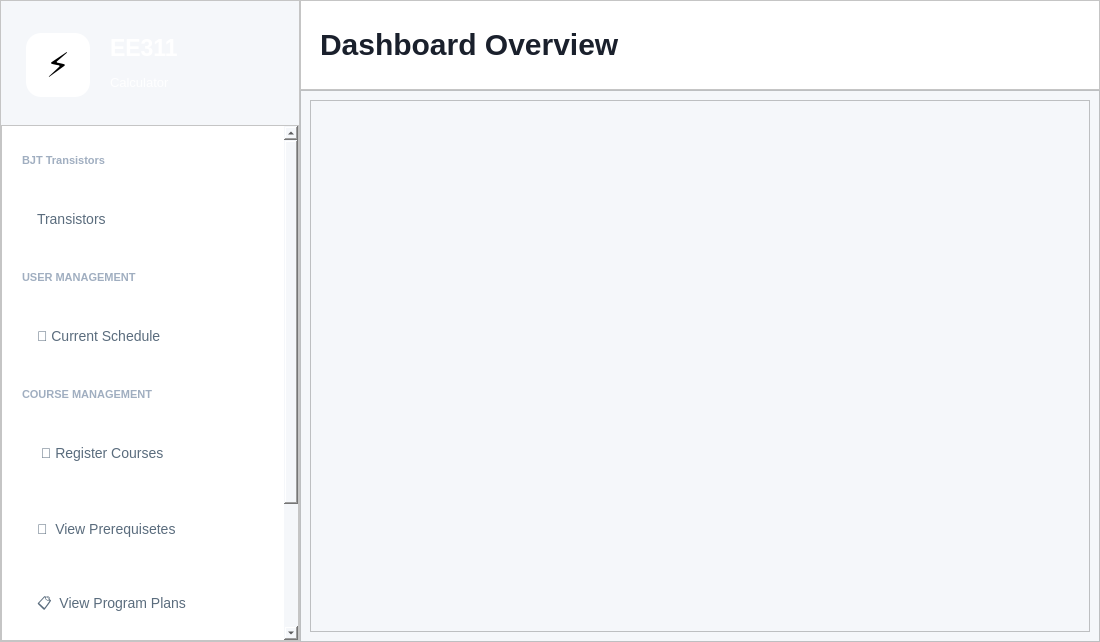
Before: the Qt Designer form ui/main_dashboard.ui in Yasser-Daffa/ee311-transistor-calc, drawn with Qt 5.
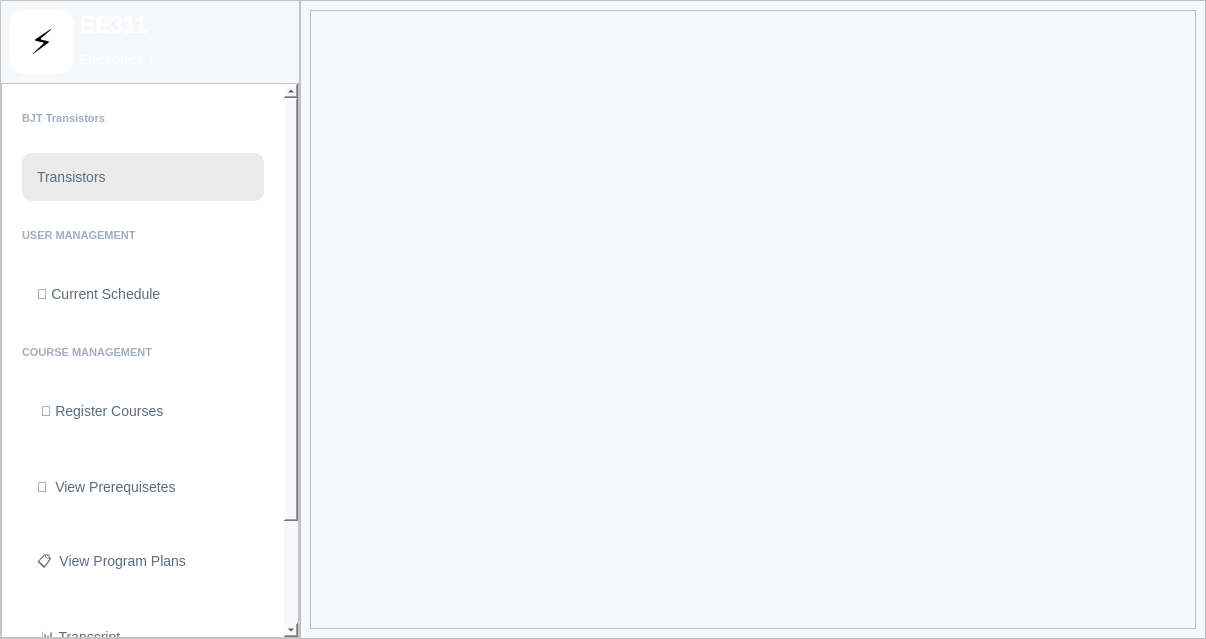
After: the same form once the commit is applied.

```diff
--- a/ui/main_dashboard.ui
+++ b/ui/main_dashboard.ui
@@ -6,8 +6,8 @@
    <rect>
     <x>0</x>
     <y>0</y>
-    <width>1100</width>
-    <height>642</height>
+    <width>1206</width>
+    <height>639</height>
    </rect>
   </property>
   <property name="minimumSize">
@@ -44,9 +44,15 @@
     </property>
     <item>
      <widget class="QFrame" name="sidebarFrame">
+      <property name="sizePolicy">
+       <sizepolicy hsizetype="Expanding" vsizetype="Expanding">
+        <horstretch>0</horstretch>
+        <verstretch>0</verstretch>
+       </sizepolicy>
+      </property>
       <property name="minimumSize">
        <size>
-        <width>300</width>
+        <width>150</width>
         <height>0</height>
        </size>
       </property>
@@ -83,13 +89,13 @@
          <property name="minimumSize">
           <size>
            <width>0</width>
-           <height>100</height>
+           <height>50</height>
           </size>
          </property>
          <property name="maximumSize">
           <size>
            <width>16777215</width>
-           <height>210</height>
+           <height>90</height>
           </size>
          </property>
          <property name="styleSheet">
@@ -105,24 +111,9 @@
 }
 </string>
          </property>
-         <layout class="QVBoxLayout" name="headerLayout">
-          <property name="spacing">
-           <number>20</number>
-          </property>
-          <property name="leftMargin">
-           <number>25</number>
-          </property>
-          <property name="topMargin">
-           <number>32</number>
-          </property>
-          <property name="rightMargin">
-           <number>25</number>
-          </property>
-          <property name="bottomMargin">
-           <number>28</number>
-          </property>
+         <layout class="QVBoxLayout" name="verticalLayout">
           <item>
-           <layout class="QHBoxLayout" name="logoHLayout">
+           <layout class="QHBoxLayout" name="horizontalLayout">
             <item>
              <widget class="QLabel" name="logoIconLabel">
               <property name="minimumSize">
@@ -169,25 +160,12 @@
                  <string notr="true">color: rgba(255,255,255,0.95); font-size: 13px; background: transparent;</string>
                 </property>
                 <property name="text">
-                 <string>Calculator</string>
+                 <string>Electronics 1</string>
                 </property>
                </widget>
               </item>
              </layout>
             </item>
-            <item>
-             <spacer name="logoSpacer">
-              <property name="orientation">
-               <enum>Qt::Orientation::Horizontal</enum>
-              </property>
-              <property name="sizeHint" stdset="0">
-               <size>
-                <width>40</width>
-                <height>20</height>
-               </size>
-              </property>
-             </spacer>
-            </item>
            </layout>
           </item>
          </layout>
@@ -291,7 +269,7 @@
              </property>
              <property name="styleSheet">
               <string notr="true">QPushButton {
-    background-color: transparent;
+    background-color: rgb(235, 235, 235);
     border: none;
     border-radius: 10px;
     color: #5a6c7d;
@@ -701,88 +679,6 @@
        <property name="bottomMargin">
         <number>0</number>
        </property>
-       <item>
-        <widget class="QFrame" name="topBarFrame">
-         <property name="minimumSize">
-          <size>
-           <width>0</width>
-           <height>90</height>
-          </size>
-         </property>
-         <property name="maximumSize">
-          <size>
-           <width>16777215</width>
-           <height>90</height>
-          </size>
-         </property>
-         <property name="styleSheet">
-          <string notr="true">background-color: white;</string>
-         </property>
-         <property name="frameShape">
-          <enum>QFrame::Shape::StyledPanel</enum>
-         </property>
-         <layout class="QGridLayout" name="gridLayout_2">
-          <item row="0" column="1">
-           <layout class="QVBoxLayout" name="verticalLayout_2">
-            <item>
-             <widget class="QLabel" name="labelPageTitle">
-              <property name="sizePolicy">
-               <sizepolicy hsizetype="Maximum" vsizetype="Fixed">
-                <horstretch>0</horstretch>
-                <verstretch>0</verstretch>
-               </sizepolicy>
-              </property>
-              <property name="minimumSize">
-               <size>
-                <width>300</width>
-                <height>30</height>
-               </size>
-              </property>
-              <property name="styleSheet">
-               <string notr="true">font-size: 30px; font-weight: 900; color: #1a202c; background: transparent;</string>
-              </property>
-              <property name="text">
-               <string>Dashboard Overview</string>
-              </property>
-             </widget>
-            </item>
-           </layout>
-          </item>
-          <item row="0" column="0">
-           <spacer name="horizontalSpacer_4">
-            <property name="orientation">
-             <enum>Qt::Orientation::Horizontal</enum>
-            </property>
-            <property name="sizeType">
-             <enum>QSizePolicy::Policy::Fixed</enum>
-            </property>
-            <property name="sizeHint" stdset="0">
-             <size>
-              <width>10</width>
-              <height>20</height>
-             </size>
-            </property>
-           </spacer>
-          </item>
-          <item row="0" column="3">
-           <spacer name="horizontalSpacer">
-            <property name="orientation">
-             <enum>Qt::Orientation::Horizontal</enum>
-            </property>
-            <property name="sizeType">
-             <enum>QSizePolicy::Policy::MinimumExpanding</enum>
-            </property>
-            <property name="sizeHint" stdset="0">
-             <size>
-              <width>40</width>
-              <height>20</height>
-             </size>
-            </property>
-           </spacer>
-          </item>
-         </layout>
-        </widget>
-       </item>
        <item>
         <widget class="QFrame" name="frame">
          <property name="frameShape">
@@ -892,8 +788,8 @@
               <rect>
                <x>0</x>
                <y>0</y>
-               <width>778</width>
-               <height>530</height>
+               <width>884</width>
+               <height>617</height>
               </rect>
              </property>
              <layout class="QVBoxLayout" name="verticalLayout_4">
```
Left out of the diff: 2 changed lines with no effect on the pictures.
